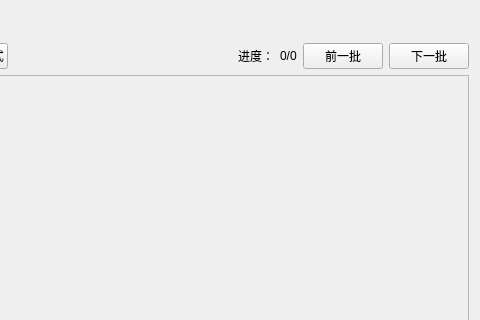
Qt form main_widget.ui (DL-Practise/LabelToolForDetection) before a commit; both pictures show x 353 to 833 and y 0 to 320 of the 833 by 651 pixel window.
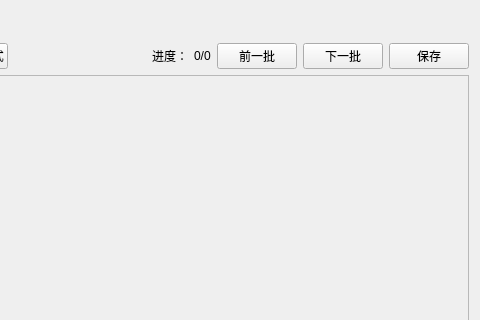
The same form after that commit.

What changed in the file:
```diff
--- a/main_widget.ui
+++ b/main_widget.ui
@@ -117,6 +117,13 @@
          </property>
         </widget>
        </item>
+       <item>
+        <widget class="QPushButton" name="btn_save">
+         <property name="text">
+          <string>保存</string>
+         </property>
+        </widget>
+       </item>
       </layout>
      </item>
      <item>
```
